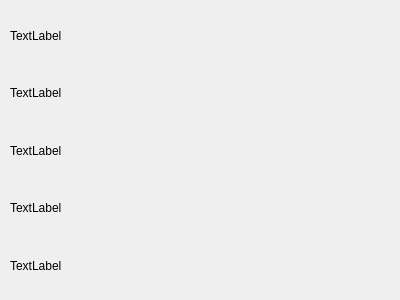
First picture: the form in cross_platform_development_on_qt/qt_designer/task_1/dialog.ui, repository Morgan-Co/Netology, before the edit.
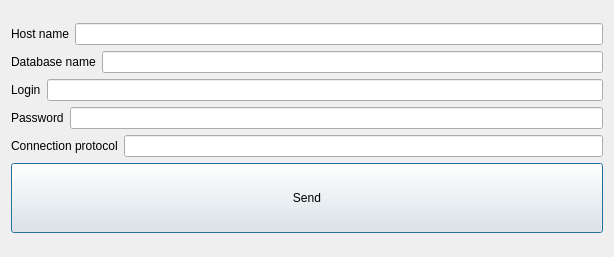
Second picture: the form after the edit.

The edit to the form file:
```diff
--- a/cross_platform_development_on_qt/qt_designer/task_1/dialog.ui
+++ b/cross_platform_development_on_qt/qt_designer/task_1/dialog.ui
@@ -6,60 +6,106 @@
    <rect>
     <x>0</x>
     <y>0</y>
-    <width>400</width>
-    <height>300</height>
+    <width>614</width>
+    <height>257</height>
    </rect>
   </property>
   <property name="windowTitle">
    <string>Dialog</string>
   </property>
-  <widget class="QWidget" name="verticalLayoutWidget">
-   <property name="geometry">
-    <rect>
-     <x>10</x>
-     <y>10</y>
-     <width>381</width>
-     <height>281</height>
-    </rect>
-   </property>
+  <layout class="QVBoxLayout" name="verticalLayout_3">
+   <item>
+    <layout class="QVBoxLayout" name="verticalLayout_2">
+     <item>
    <layout class="QVBoxLayout" name="verticalLayout">
     <item>
-     <widget class="QLabel" name="result_hostname">
-      <property name="text">
-       <string>TextLabel</string>
-      </property>
-     </widget>
-    </item>
-    <item>
-     <widget class="QLabel" name="label_2">
-      <property name="text">
-       <string>TextLabel</string>
-      </property>
-     </widget>
-    </item>
-    <item>
-     <widget class="QLabel" name="label_4">
-      <property name="text">
-       <string>TextLabel</string>
-      </property>
-     </widget>
-    </item>
+        <layout class="QHBoxLayout" name="horizontalLayout_5">
     <item>
      <widget class="QLabel" name="label_5">
       <property name="text">
-       <string>TextLabel</string>
+            <string>Host name</string>
       </property>
      </widget>
     </item>
+         <item>
+          <widget class="QLineEdit" name="hostname"/>
+         </item>
+        </layout>
+       </item>
+       <item>
+        <layout class="QHBoxLayout" name="horizontalLayout_2">
+         <item>
+          <widget class="QLabel" name="label_2">
+           <property name="text">
+            <string>Database name</string>
+           </property>
+          </widget>
+         </item>
+         <item>
+          <widget class="QLineEdit" name="database_name"/>
+         </item>
+        </layout>
+       </item>
+       <item>
+        <layout class="QHBoxLayout" name="horizontalLayout">
+         <item>
+          <widget class="QLabel" name="label">
+           <property name="text">
+            <string>Login</string>
+           </property>
+          </widget>
+         </item>
+         <item>
+          <widget class="QLineEdit" name="login"/>
+         </item>
+        </layout>
+       </item>
+       <item>
+        <layout class="QHBoxLayout" name="horizontalLayout_3">
     <item>
      <widget class="QLabel" name="label_3">
       <property name="text">
-       <string>TextLabel</string>
+            <string>Password</string>
       </property>
      </widget>
     </item>
-   </layout>
-  </widget>
+         <item>
+          <widget class="QLineEdit" name="password"/>
+         </item>
+        </layout>
+       </item>
+       <item>
+        <layout class="QHBoxLayout" name="horizontalLayout_4">
+         <item>
+          <widget class="QLabel" name="label_4">
+           <property name="text">
+            <string>Connection protocol</string>
+           </property>
+          </widget>
+         </item>
+         <item>
+          <widget class="QLineEdit" name="connection_protocol"/>
+         </item>
+        </layout>
+       </item>
+       <item>
+        <widget class="QPushButton" name="pushButton">
+         <property name="minimumSize">
+          <size>
+           <width>0</width>
+           <height>70</height>
+          </size>
+         </property>
+         <property name="text">
+          <string>Send</string>
+         </property>
+        </widget>
+       </item>
+      </layout>
+     </item>
+    </layout>
+   </item>
+  </layout>
  </widget>
  <resources/>
  <connections/>
```
Lines whose indentation alone changed are shown as unchanged.
